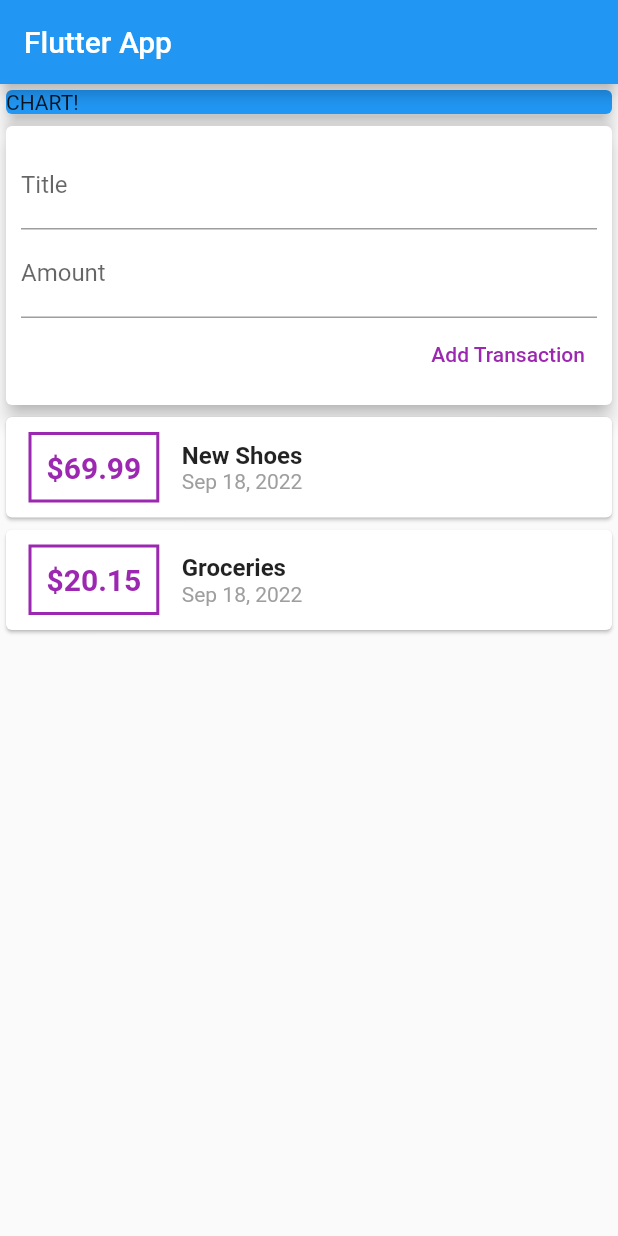
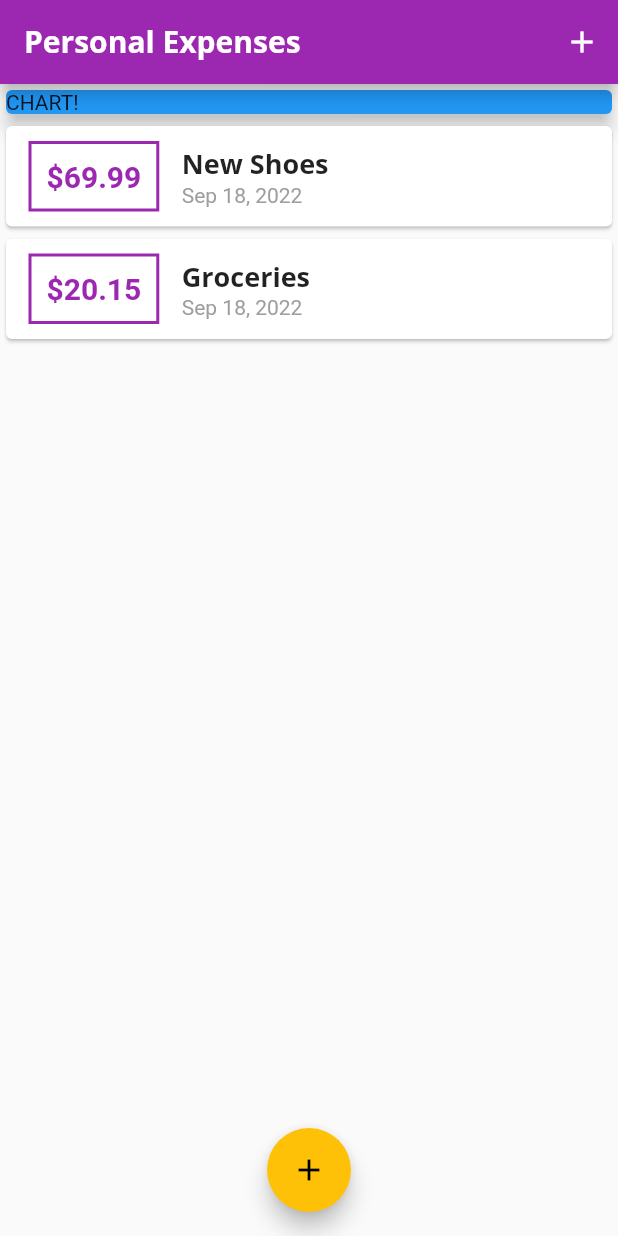
Before and after one commit to Pedro-Costa123/flutter_guide_2022_personal_expenses_app, a Flutter app: the screen it shows after launch, on a phone screen of 412 x 824 dp. Run offline on Flutter 3.47's test engine with Material 2 defaults, Android fonts, the phone set to English and light mode, and no system bars.

Commit message:
Section 4 : 98

```diff
--- a/lib/main.dart
+++ b/lib/main.dart
@@ -1,5 +1,8 @@
 import 'package:flutter/material.dart';
-import 'package:flutter_guide_2022_personal_expenses_app/widgets/user_transactions.dart';
+
+import 'widgets/transaction_list.dart';
+import 'models/transaction.dart';
+import 'widgets/new_transaction.dart';
 
 void main() => runApp(MyApp());
 
@@ -7,20 +10,71 @@ class MyApp extends StatelessWidget {
   @override
   Widget build(BuildContext context) {
     return MaterialApp(
-      title: 'Flutter App',
+      title: 'Personal Expenses',
+      theme: ThemeData(
+          primarySwatch: Colors.purple,
+          accentColor: Colors.amber,
+          fontFamily: 'Quicksand',
+          textTheme: ThemeData.light().textTheme.copyWith(
+              headline6: TextStyle(
+                  fontFamily: 'OpenSans',
+                  fontWeight: FontWeight.bold,
+                  fontSize: 18)),
+          appBarTheme: AppBarTheme(
+              titleTextStyle: TextStyle(
+                  fontFamily: 'OpenSans',
+                  fontSize: 20,
+                  fontWeight: FontWeight.bold))),
       home: MyHomePage(),
     );
   }
 }
 
-class MyHomePage extends StatelessWidget {
+class MyHomePage extends StatefulWidget {
+  @override
+  State<MyHomePage> createState() => _MyHomePageState();
+}
+
+class _MyHomePageState extends State<MyHomePage> {
+  final List<Transaction> _userTransactions = [
+    Transaction(
+        id: 't1', title: 'New Shoes', amount: 69.99, date: DateTime.now()),
+    Transaction(
+        id: 't2', title: 'Groceries', amount: 20.15, date: DateTime.now()),
+  ];
+
+  void _addNewTransaction(String txTitle, double txAmount) {
+    final newTx = Transaction(
+        title: txTitle,
+        amount: txAmount,
+        date: DateTime.now(),
+        id: DateTime.now().toString());
+    setState(() {
+      _userTransactions.add(newTx);
+    });
+  }
+
+  void _startAddNewTransaction(BuildContext ctx) {
+    showModalBottomSheet(
+        context: ctx,
+        builder: (_) {
+          return NewTransaction(_addNewTransaction);
+        });
+  }
+
   @override
   Widget build(BuildContext context) {
     return Scaffold(
       appBar: AppBar(
-        title: Text('Flutter App'),
+        title: Text('Personal Expenses'),
+        actions: [
+          IconButton(
+              onPressed: () => _startAddNewTransaction(context),
+              icon: Icon(Icons.add))
+        ],
       ),
-      body: Column(
+      body: SingleChildScrollView(
+        child: Column(
           //mainAxisAlignment: MainAxisAlignment.start,
           crossAxisAlignment: CrossAxisAlignment.stretch,
           children: [
@@ -32,8 +86,14 @@ class MyHomePage extends StatelessWidget {
                 elevation: 5,
               ),
             ),
-          UserTransactions(),
+            TransactionList(_userTransactions),
           ],
+        ),
+      ),
+      floatingActionButtonLocation: FloatingActionButtonLocation.centerFloat,
+      floatingActionButton: FloatingActionButton(
+        child: Icon(Icons.add),
+        onPressed: () => _startAddNewTransaction(context),
       ),
     );
   }
--- a/lib/widgets/new_transaction.dart
+++ b/lib/widgets/new_transaction.dart
@@ -1,11 +1,31 @@
 import 'package:flutter/material.dart';
 
-class NewTransaction extends StatelessWidget {
+class NewTransaction extends StatefulWidget {
   final Function addTx;
+
+  NewTransaction(this.addTx);
+
+  @override
+  State<NewTransaction> createState() => _NewTransactionState();
+}
+
+class _NewTransactionState extends State<NewTransaction> {
   final titleController = TextEditingController();
   final amountController = TextEditingController();
 
-  NewTransaction(this.addTx);
+  void submitData() {
+    final enteredTitle = titleController.text;
+    final enteredAmount = double.parse(amountController.text);
+
+    if (enteredTitle.isEmpty || enteredAmount <= 0) {
+      return;
+    }
+
+    widget.addTx(enteredTitle, enteredAmount);
+
+    Navigator.of(context).pop();
+
+  }
 
   @override
   Widget build(BuildContext context) {
@@ -19,6 +39,7 @@ class NewTransaction extends StatelessWidget {
             TextField(
               decoration: InputDecoration(labelText: 'Title'),
               controller: titleController,
+              onSubmitted: (_) => submitData(),
               //onChanged: (val) {
               //  titleInput = val;
               //},
@@ -26,6 +47,8 @@ class NewTransaction extends StatelessWidget {
             TextField(
               decoration: InputDecoration(labelText: 'Amount'),
               controller: amountController,
+              keyboardType: TextInputType.number,
+              onSubmitted: (_) => submitData(),
               //onChanged: (val) {
               //  amountInput = val;
               //},
@@ -34,9 +57,7 @@ class NewTransaction extends StatelessWidget {
               child: Text('Add Transaction'),
               style: ButtonStyle(
                   foregroundColor: MaterialStatePropertyAll(Colors.purple)),
-              onPressed: () {
-                addTx(titleController.text, double.parse(amountController.text));
-              },
+              onPressed: submitData,
             )
           ],
         ),
--- a/lib/widgets/transaction_list.dart
+++ b/lib/widgets/transaction_list.dart
@@ -10,24 +10,26 @@ class TransactionList extends StatelessWidget {
 
   @override
   Widget build(BuildContext context) {
-    return Column(
-      children: transactions.map((tx) {
+    return Container(
+      height: 300, //442
+      child: ListView.builder(
+        itemBuilder: (ctx, index) {
           return Card(
             child: Row(
               children: [
                 Container(
-                margin:
-                EdgeInsets.symmetric(vertical: 10, horizontal: 15),
+                  margin: EdgeInsets.symmetric(vertical: 10, horizontal: 15),
                   decoration: BoxDecoration(
-                  border: Border.all(color: Colors.purple, width: 2),
+                    border: Border.all(
+                        color: Theme.of(context).primaryColor, width: 2),
                   ),
                   padding: EdgeInsets.all(10),
                   child: Text(
-                  '\$${tx.amount}',
+                    '\$${transactions[index].amount.toStringAsFixed(2)}',
                     style: TextStyle(
                       fontWeight: FontWeight.bold,
                       fontSize: 20,
-                    color: Colors.purple,
+                      color: Theme.of(context).primaryColor,
                     ),
                   ),
                 ),
@@ -35,12 +37,11 @@ class TransactionList extends StatelessWidget {
                   crossAxisAlignment: CrossAxisAlignment.start,
                   children: [
                     Text(
-                    tx.title,
-                    style: TextStyle(
-                        fontSize: 16, fontWeight: FontWeight.bold),
+                      transactions[index].title,
+                      style: Theme.of(context).textTheme.headline6,
                     ),
                     Text(
-                    DateFormat.yMMMd().format(tx.date),
+                      DateFormat.yMMMd().format(transactions[index].date),
                       style: TextStyle(color: Colors.grey),
                     ),
                   ],
@@ -48,7 +49,9 @@ class TransactionList extends StatelessWidget {
               ],
             ),
           );
-      }).toList(),
+        },
+        itemCount: transactions.length,
+      ),
     );
   }
 }
--- a/lib/widgets/user_transactions.dart
+++ /dev/null
@@ -1,40 +0,0 @@
-import 'package:flutter/material.dart';
-
-import '../models/transaction.dart';
-import 'transaction_list.dart';
-import 'new_transaction.dart';
-
-class UserTransactions extends StatefulWidget {
-  @override
-  State<UserTransactions> createState() => _UserTransactionsState();
-}
-
-class _UserTransactionsState extends State<UserTransactions> {
-  final List<Transaction> _userTransactions = [
-    Transaction(
-        id: 't1', title: 'New Shoes', amount: 69.99, date: DateTime.now()),
-    Transaction(
-        id: 't2', title: 'Groceries', amount: 20.15, date: DateTime.now()),
-  ];
-
-  void _addNewTransaction(String txTitle, double txAmount) {
-    final newTx = Transaction(
-        title: txTitle,
-        amount: txAmount,
-        date: DateTime.now(),
-        id: DateTime.now().toString());
-    setState(() {
-      _userTransactions.add(newTx);
-    });
-  }
-
-  @override
-  Widget build(BuildContext context) {
-    return Column(
-      children: [
-        NewTransaction(_addNewTransaction),
-        TransactionList(_userTransactions),
-      ],
-    );
-  }
-}
```
Also changed, not shown: pubspec.yaml (+11 -11 lines), assets/fonts/OpenSans-Bold.ttf (added), assets/fonts/OpenSans-Regular.ttf (added), assets/fonts/Quicksand-Bold.ttf (added), assets/fonts/Quicksand-Regular.ttf (added). Lines whose indentation alone changed are shown as unchanged.
